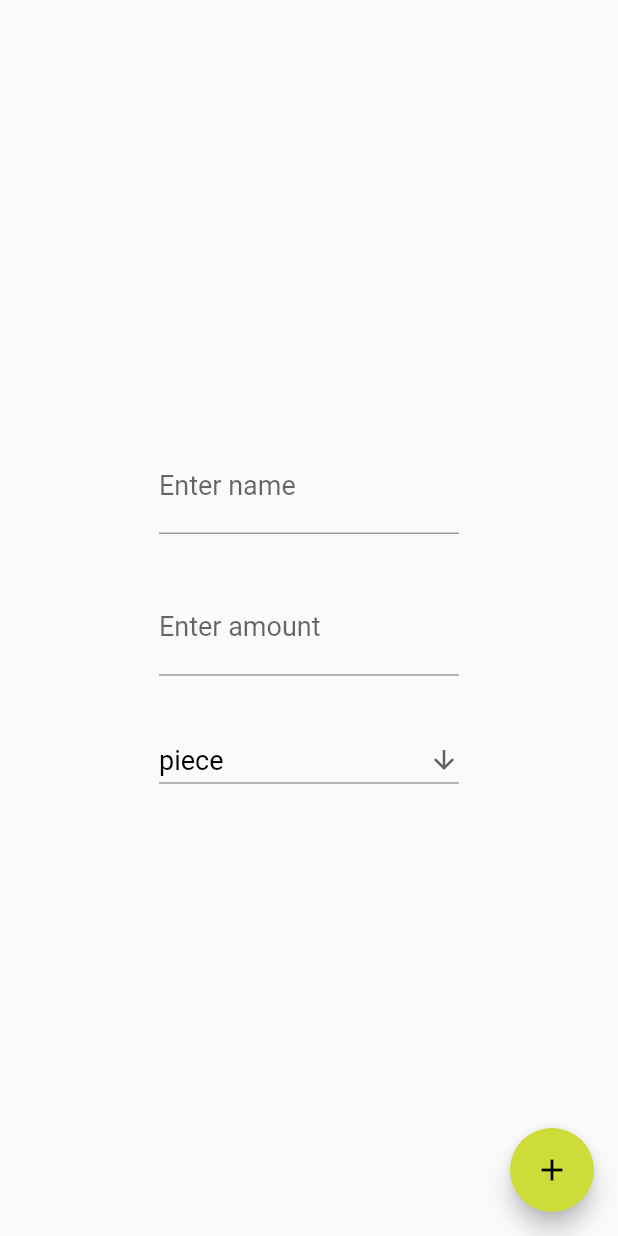
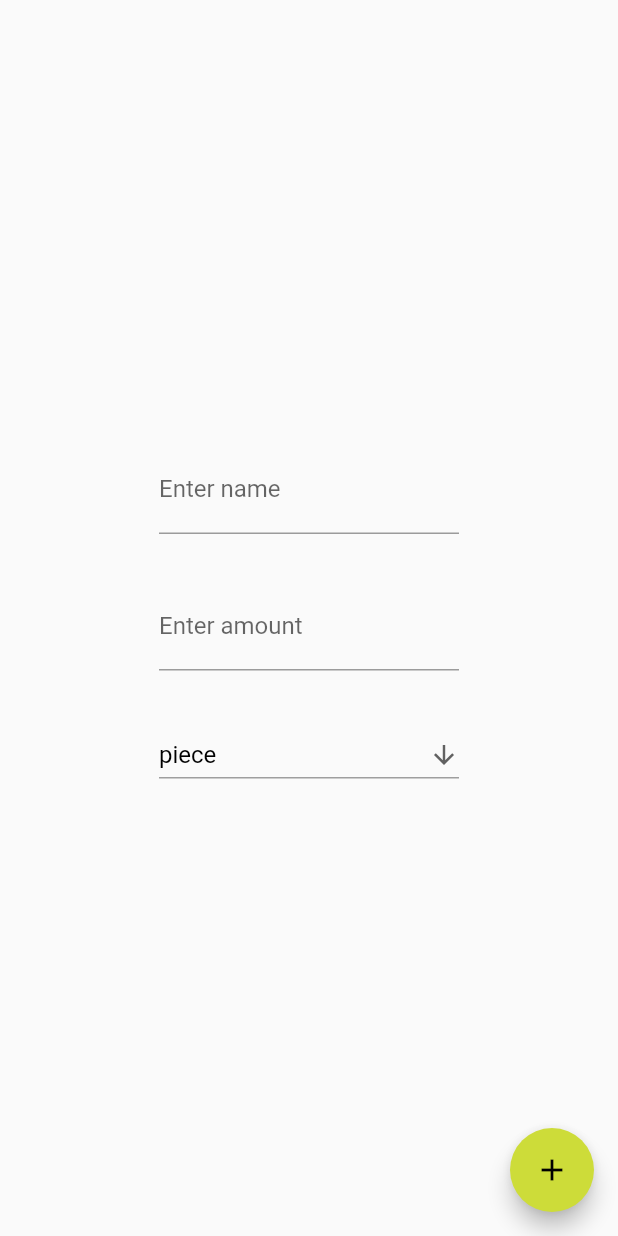
Before and after one commit to lukas-becker/food_app, a Flutter app: the ShoppingList screen opened directly, after a tap on the "add" icon, on a phone screen of 412 x 824 dp. Run offline on Flutter 3.47's test engine with Material 2 defaults, Android fonts, the phone set to English and light mode, and no system bars; our stand-ins replace firebase_database, flutter_slidable, share, sqflite; missing offline and left inert: flutter_custom_tabs, powerset; accounts and stored records are empty.

Commit message:
unified font size and color

```diff
--- a/lib/globalVariables.dart
+++ b/lib/globalVariables.dart
@@ -1,5 +1,8 @@
 // A file which enables using global variables
 library snack_hunter.globals;
+
+import 'package:flutter/cupertino.dart';
+import 'package:flutter/material.dart';
 
 // Boolean which describes if only recipes with the ingredients in the pantry are displayed
 bool exact = false;
@@ -18,3 +21,8 @@ final List<String> units = <String>["piece", "gram", "kilogram", "ounce", "pound
 String prettyFormatDouble(double value){
   return value.toStringAsFixed(value.truncateToDouble() == value ? 0 : 2);
 }
+
+//TextStyle constants
+const double mainFontSize = 16;
+const TextStyle mainTextStyle = TextStyle(fontSize: mainFontSize, color: Colors.black);
+const TextStyle smallTextStyle = TextStyle(fontSize: mainFontSize - 2, color: Colors.black);
--- a/lib/tabs/EditItem.dart
+++ b/lib/tabs/EditItem.dart
@@ -61,7 +61,7 @@ class _EditState extends State<EditItem> {
               controller: amountController,
               keyboardType: TextInputType.number,
               decoration: InputDecoration(labelText: "Enter amount"),
-              style: TextStyle(color: Colors.black, fontSize: fontSize),
+              style: globals.mainTextStyle,
               onEditingComplete: () => _validateAmount(),
             ),
           ),
@@ -74,7 +74,7 @@ class _EditState extends State<EditItem> {
                 icon: Icon(Icons.arrow_downward),
                 iconSize: 20,
                 elevation: 16,
-                style: TextStyle(color: Colors.black, fontSize: fontSize),
+                style: globals.mainTextStyle,
                 underline: Container(
                   height: 1,
                   color: Colors.grey,
@@ -87,7 +87,12 @@ class _EditState extends State<EditItem> {
                 items: globals.units.map<DropdownMenuItem<String>>((String value) {
                   return DropdownMenuItem<String>(
                     value: value,
-                    child: Align(alignment: Alignment.centerLeft, child: Text(value)),
+                    child: Align(
+                        alignment: Alignment.centerLeft,
+                        child: Text(
+                          value,
+                          style: globals.mainTextStyle,
+                        )),
                   );
                 }).toList(),
               ))
@@ -112,7 +117,7 @@ class _EditState extends State<EditItem> {
         margin: EdgeInsets.all(16),
         child: TextField(
           controller: nameController,
-          style: TextStyle(color: Colors.black, fontSize: fontSize),
+          style: globals.mainTextStyle,
           decoration: InputDecoration(labelText: "Enter name"),
           onEditingComplete: () => node.nextFocus(),
         ),
@@ -137,12 +142,15 @@ class _EditState extends State<EditItem> {
                 nameDropdown = newValue;
               }),
             },
-            items:
-                globals.entries.map<DropdownMenuItem<String>>((String value) {
+            items: globals.entries.map<DropdownMenuItem<String>>((String value) {
               return DropdownMenuItem<String>(
                 value: value,
-                child:
-                    Align(alignment: Alignment.centerLeft, child: Text(value)),
+                child: Align(
+                    alignment: Alignment.centerLeft,
+                    child: Text(
+                      value,
+                      style: globals.mainTextStyle,
+                    )),
               );
             }).toList(),
           ));
@@ -172,7 +180,11 @@ class _EditState extends State<EditItem> {
 
   /// Display the user, that there input was faulty
   void _showError() {
-    Scaffold.of(context).showSnackBar(new SnackBar(content: Text("Please enter a number as the amount!")));
+    Scaffold.of(context).showSnackBar(new SnackBar(
+        content: Text(
+      "Please enter a number as the amount!",
+      style: TextStyle(fontSize: globals.mainFontSize),
+    )));
     print("[${DateTime.now().toIso8601String()}] INFO: User got notified after the parsing has failed."); //LOGGING
   }
 
--- a/lib/tabs/ShoppingListWidget.dart
+++ b/lib/tabs/ShoppingListWidget.dart
@@ -57,24 +57,24 @@ class _ShoppingState extends State<ShoppingList> {
   /// determine if the items list is empty
   ///   yes - return widget with hint for user on how to add new items
   ///   no - return the ListView of items
-  Widget _displayWidget(){
-    if (items.isEmpty){
+  Widget _displayWidget() {
+    if (items.isEmpty) {
       return Container(
-          alignment: Alignment.center,
-          child: Column(
-            mainAxisAlignment: MainAxisAlignment.center,
-              children: [
-                Text("You have no items in your shopping list!",
-                    style: TextStyle(fontSize: fontSize)
-                ),
-                Text("Add new items by pressing the button",
-                    style: TextStyle(fontSize: fontSize)
-                ),
-                Text("in the bottom right corner!",
-                    style: TextStyle(fontSize: fontSize)
-                ),
-              ]
+        alignment: Alignment.center,
+        child: Column(mainAxisAlignment: MainAxisAlignment.center, children: [
+          Text(
+            "You have no items in your shopping list!",
+            style: globals.mainTextStyle,
           ),
+          Text(
+            "Add new items by pressing the button",
+            style: globals.mainTextStyle,
+          ),
+          Text(
+            "in the bottom right corner!",
+            style: globals.mainTextStyle,
+          ),
+        ]),
       );
     } else {
       return ListView.builder(
@@ -85,18 +85,14 @@ class _ShoppingState extends State<ShoppingList> {
             actionPane: SlidableDrawerActionPane(),
             actionExtentRatio: 0.25,
             child: ListTile(
-              title: Text(item.name, style: TextStyle(fontSize: fontSize)),
+              title: Text(item.name, style: globals.mainTextStyle),
               subtitle: Text(
                 "Quantity: ${globals.prettyFormatDouble(item.amount)} ${item.unit}",
-                style: TextStyle(fontSize: fontSize - 2),
+                style: globals.smallTextStyle,
               ),
             ),
             actions: <Widget>[
-              IconSlideAction(
-                  caption: "Edit",
-                  color: Colors.blue,
-                  icon: Icons.edit,
-                  onTap: () => _awaitResultFromEditScreen(context, index)),
+              IconSlideAction(caption: "Edit", color: Colors.blue, icon: Icons.edit, onTap: () => _awaitResultFromEditScreen(context, index)),
             ],
             secondaryActions: <Widget>[
               IconSlideAction(
@@ -125,11 +121,7 @@ class _ShoppingState extends State<ShoppingList> {
     if (indexWithSameName != null) {
       //there already is an item with the same name
       setState(() {
-        items[indexWithSameName] = Item(
-            id: items[indexWithSameName].id,
-            name: newItem.name,
-            amount: newItem.amount,
-            unit: newItem.unit);
+        items[indexWithSameName] = Item(id: items[indexWithSameName].id, name: newItem.name, amount: newItem.amount, unit: newItem.unit);
       });
       print(
           "[${DateTime.now().toIso8601String()}] INFO: In Class: ${this} Overwrite item at position $indexWithSameName in the list with: ${newItem.toMap().toString()}."); //LOGGING
@@ -137,8 +129,7 @@ class _ShoppingState extends State<ShoppingList> {
       setState(() {
         items.insert(index, newItem);
       });
-      print(
-          "[${DateTime.now().toIso8601String()}] INFO: In Class: ${this} Added new item: ${newItem.toMap().toString()} to the list."); //LOGGING
+      print("[${DateTime.now().toIso8601String()}] INFO: In Class: ${this} Added new item: ${newItem.toMap().toString()} to the list."); //LOGGING
     }
   }
 
@@ -152,14 +143,12 @@ class _ShoppingState extends State<ShoppingList> {
 
   /// insert all items in the database. insert function can overwrite elements in the db
   void _saveGroceries() {
-    print(
-        "[${DateTime.now().toIso8601String()}] INFO: In Class: ${this} Start saving items..."); //LOGGING
+    print("[${DateTime.now().toIso8601String()}] INFO: In Class: ${this} Start saving items..."); //LOGGING
     for (int i = 0; i < items.length; i++) {
       var grocery = items[i];
       DatabaseUtil.insertGrocery(grocery);
     }
-    print(
-        "[${DateTime.now().toIso8601String()}] INFO: In Class: ${this} Items saved."); //LOGGING
+    print("[${DateTime.now().toIso8601String()}] INFO: In Class: ${this} Items saved."); //LOGGING
   }
 
   /// this function can be called from two positions:
@@ -173,29 +162,18 @@ class _ShoppingState extends State<ShoppingList> {
   void _awaitResultFromEditScreen(BuildContext context, int index) async {
     Item result;
     if (index > items.length - 1) {
-      print(
-          "[${DateTime.now().toIso8601String()}] INFO: In Class: ${this} Open EditItem Widget with no item."); //LOGGING
-      result = await Navigator.push(
-          context,
-          MaterialPageRoute(
-              builder: (context) => EditItem(
-                  null, true))); // open EditWidget and wait until it's closed
+      print("[${DateTime.now().toIso8601String()}] INFO: In Class: ${this} Open EditItem Widget with no item."); //LOGGING
+      result = await Navigator.push(context, MaterialPageRoute(builder: (context) => EditItem(null, true))); // open EditWidget and wait until it's closed
       if (result != null) {
-        print(
-            "[${DateTime.now().toIso8601String()}] INFO: In Class: ${this} Received item ${result.toMap().toString()}."); //LOGGING
+        print("[${DateTime.now().toIso8601String()}] INFO: In Class: ${this} Received item ${result.toMap().toString()}."); //LOGGING
         _addOrUpdateGroceryItem(result, index);
       }
     } else {
-      print(
-          "[${DateTime.now().toIso8601String()}] INFO: In Class: ${this} Open EditItem Widget with item: ${items[index].toMap().toString()}."); //LOGGING
-      result = await Navigator.push(
-          context,
-          MaterialPageRoute(
-              builder: (context) => EditItem(items[index],
-                  true))); // open EditWidget and wait until it's closed
+      print("[${DateTime.now().toIso8601String()}] INFO: In Class: ${this} Open EditItem Widget with item: ${items[index].toMap().toString()}."); //LOGGING
+      result =
+          await Navigator.push(context, MaterialPageRoute(builder: (context) => EditItem(items[index], true))); // open EditWidget and wait until it's closed
       if (result != null) {
-        print(
-            "[${DateTime.now().toIso8601String()}] INFO: In Class: ${this} Received item ${result.toMap().toString()}."); //LOGGING
+        print("[${DateTime.now().toIso8601String()}] INFO: In Class: ${this} Received item ${result.toMap().toString()}."); //LOGGING
         setState(() {
           items[index] = result;
         });
--- a/lib/tabs/pantryWidget.dart
+++ b/lib/tabs/pantryWidget.dart
@@ -96,7 +96,7 @@ class _PantryState extends State<Pantry> {
                 ),
                 Text(
                   "${ingredients[index].name} : ${globals.prettyFormatDouble(ingredients[index].amount)} ${ingredients[index].unit}",
-                  style: TextStyle(fontSize: fontSize),
+                  style: globals.mainTextStyle,
                 ),
                 IconButton(
                   icon: Icon(
```
Also changed, not shown: lib/TabNavigation.dart (+13 -8 lines), lib/classes/CustomDialog.dart (+5 -5 lines), lib/tabs/favouriteListWidget.dart (+11 -9 lines), lib/tabs/filteredRecipesWidget.dart (+9 -7 lines), lib/tabs/recipeListWidget.dart (+9 -9 lines).
